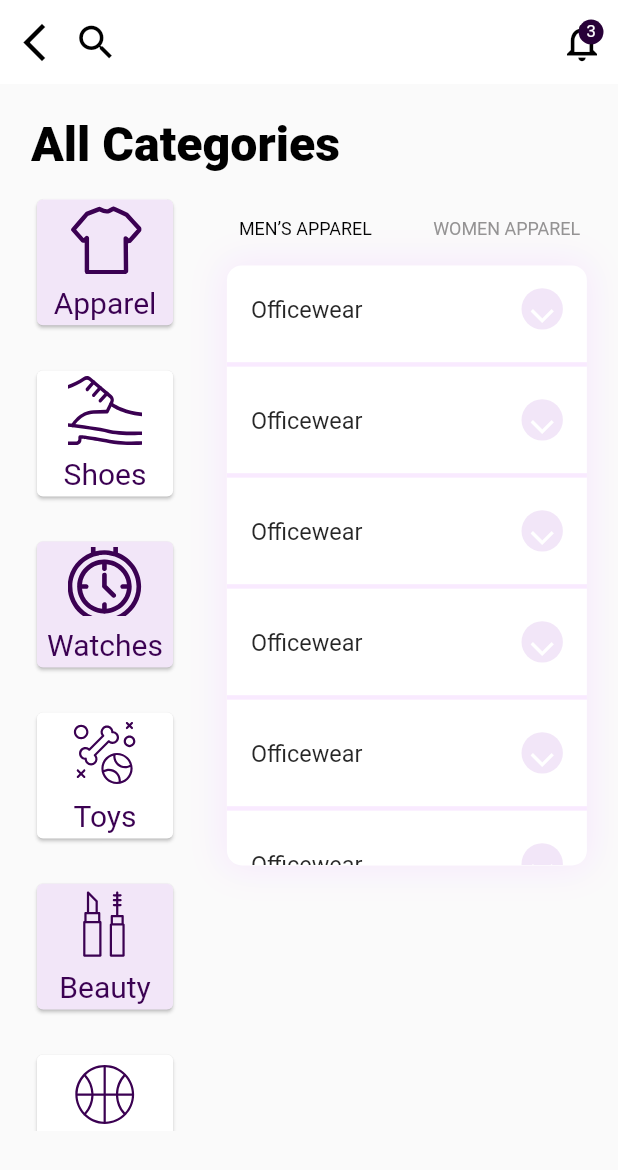
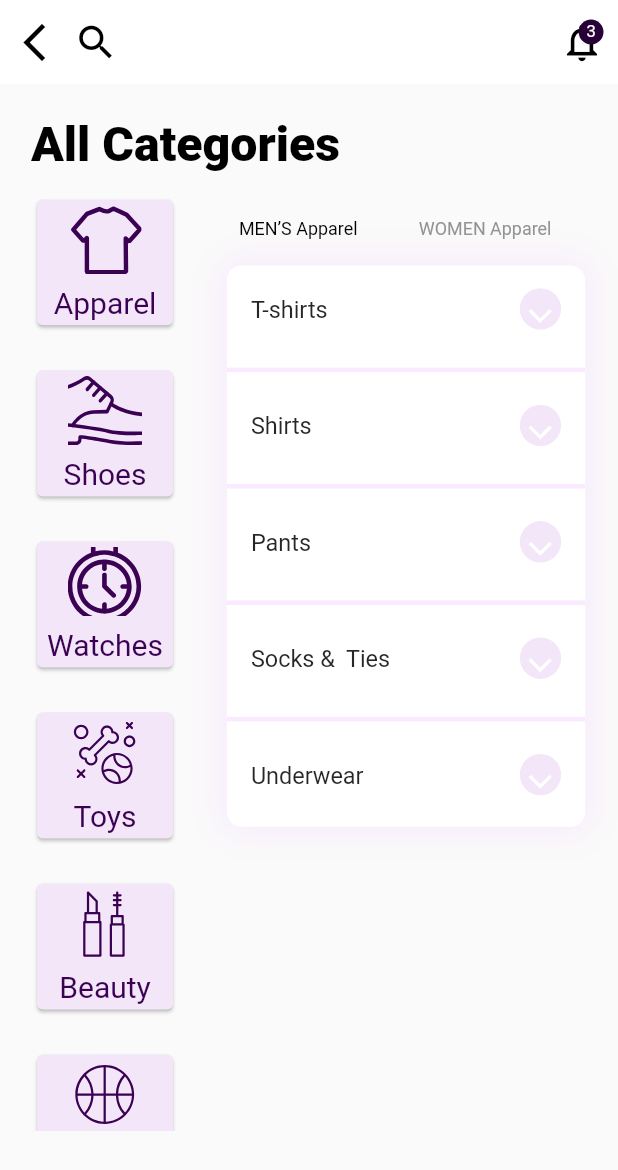
Before and after one commit to Alaabadr44/Shopping-App, a Flutter app: the AllCategoriesScreen screen opened by its route, on a phone screen of 412 x 824 dp. Shown: the top 1170 px of the screen. Run offline on Flutter 3.47's test engine with Material 2 defaults, Android fonts, the light colour scheme and no system bars; our stand-ins replace bloc, carousel_slider, dio, flutter_bloc, flutter_screenutil, flutter_svg and 2 more; accounts and stored records are empty; network calls fail.

Commit message:
try commit by vs code ex

```diff
--- /dev/null
+++ b/lib/Controller/Categoriescubit/categoriescubit_cubit.dart
@@ -0,0 +1,22 @@
+import 'package:bloc/bloc.dart';
+import 'package:flutter/foundation.dart';
+import 'package:flutter/material.dart';
+import 'package:flutter_bloc/flutter_bloc.dart';
+import 'package:meta/meta.dart';
+
+part 'categoriescubit_state.dart';
+
+class CategoriesCubit extends Cubit<CategoriesState> {
+  CategoriesCubit() : super(CategoriesInitial());
+
+  static get(context) => BlocProvider.of<CategoriesCubit>(context);
+
+  int? categoryPressItem;
+  String? secondWord;
+
+  void categoryPress(int index, String word) {
+    categoryPressItem = index;
+    secondWord = word;
+    emit(CategoryPress());
+  }
+}
--- /dev/null
+++ b/lib/Controller/Categoriescubit/categoriescubit_state.dart
@@ -0,0 +1,8 @@
+part of 'categoriescubit_cubit.dart';
+
+@immutable
+abstract class CategoriesState {}
+
+class CategoriesInitial extends CategoriesState {}
+
+class CategoryPress extends CategoriesState {}
--- a/lib/View/Screens/All Categories/AllCategoriesScreen.dart
+++ b/lib/View/Screens/All Categories/AllCategoriesScreen.dart
@@ -1,8 +1,10 @@
 import 'dart:math';
 
 import 'package:flutter/material.dart';
+import 'package:flutter_bloc/flutter_bloc.dart';
 import 'package:flutter_screenutil/flutter_screenutil.dart';
 
+import '../../../Controller/Categoriescubit/categoriescubit_cubit.dart';
 import '../../../helper/MyHelper.dart';
 import '../../../models/CategorieModel.dart';
 import '../../Themes/Colors.dart';
@@ -10,8 +12,9 @@ import '../../widgets/texts.dart';
 import '../HomeScreen/HomePageWidgets.dart';
 import '../HomeScreen/HomeScreen.dart';
 
+// ignore: must_be_immutable
 class AllCategoriesScreen extends StatelessWidget {
-  const AllCategoriesScreen({Key? key}) : super(key: key);
+  AllCategoriesScreen({Key? key}) : super(key: key);
   static String routeName = '/AllCategoriesScreen';
 
   @override
@@ -39,27 +42,10 @@ class AllCategoriesScreen extends StatelessWidget {
                 padding: EdgeInsetsDirectional.only(start: _width * 0.05),
                 height: 680.h,
                 width: 120.w,
-                child: ListView.separated(
-                  shrinkWrap: true,
-                  scrollDirection: Axis.vertical,
-                  // shrinkWrap: true,
-                  itemCount: categories.length,
-                  separatorBuilder: (BuildContext context, int index) {
-                    return sb(h: 24.h);
-                  },
-                  itemBuilder: (BuildContext context, int index) {
-                    bool isPress = index % 2 == 1;
-                    return Container(
-                      height: 100.h,
-                      width: 100.w,
-                      child: buildCategoryItem(
-                        context,
-                        assetPathImage: categories[index].categorieSvgIcon,
-                        categorieName: categories[index].categorieName,
-                        isPress: isPress,
-                        categoriePress: () {},
-                      ),
-                    );
+                child: BlocBuilder<CategoriesCubit, CategoriesState>(
+                  builder: (context, state) {
+                    CategoriesCubit _cubit = CategoriesCubit.get(context);
+                    return categoriesItems(_cubit);
                   },
                 ),
               ),
@@ -67,36 +53,18 @@ class AllCategoriesScreen extends StatelessWidget {
               Column(
                 crossAxisAlignment: CrossAxisAlignment.start,
                 children: [
-                  Row(
-                    children: [
-                      TextButton(
-                        child: Text(
-                          "MEN’S APPAREL",
-                          style: defaultTextStyle(context).copyWith(
-                            color: black,
-                            fontSize: 13.sp,
-                            fontWeight: FontWeight.w400,
-                          ),
-                        ),
-                        onPressed: () {},
-                      ),
-                      sb(w: 25.w),
-                      TextButton(
-                        child: Text(
-                          "WOMEN APPAREL",
-                          style: defaultTextStyle(context).copyWith(
-                            color: Color(0xff939292),
-                            fontSize: 13.sp,
-                            fontWeight: FontWeight.w400,
-                          ),
-                        ),
-                        onPressed: () {},
-                      ),
-                    ],
+                  BlocBuilder<CategoriesCubit, CategoriesState>(
+                    builder: (context, state) {
+                      CategoriesCubit _cubit = CategoriesCubit.get(context);
+                      return menOrWomenTextButton(
+                        context,
+                        secondWord: _cubit.secondWord ?? "Apparel",
+                      );
+                    },
                   ),
                   Container(
-                    height: 400,
-                    width: 240,
+                    height: 407.h,
+                    width: 240.w,
                     decoration: BoxDecoration(
                       color: white,
                       boxShadow: [
@@ -108,8 +76,53 @@ class AllCategoriesScreen extends StatelessWidget {
                       ],
                       borderRadius: BorderRadius.circular(10),
                     ),
-                    child: ListView.separated(
-                      itemCount: 8,
+                    child: BlocBuilder<CategoriesCubit, CategoriesState>(
+                      builder: (context, state) {
+                        CategoriesCubit _cubit = CategoriesCubit.get(context);
+                        return subcategoriesItems(_cubit);
+                      },
+                    ),
+                  )
+                ],
+              )
+            ],
+          )
+        ],
+      ),
+    );
+  }
+}
+
+ListView categoriesItems(CategoriesCubit _cubit) {
+  return ListView.separated(
+    shrinkWrap: true,
+    scrollDirection: Axis.vertical,
+    // shrinkWrap: true,
+    itemCount: categories.length,
+    separatorBuilder: (BuildContext context, int index) {
+      return sb(h: 24.h);
+    },
+    itemBuilder: (BuildContext context, int index) {
+      return Container(
+        height: 100.h,
+        width: 100.w,
+        child: buildCategoryItem(
+          context,
+          assetPathImage: categories[index].categorieSvgIcon,
+          categorieName: categories[index].categorieName,
+          colorPress: index == _cubit.categoryPressItem ? white : null,
+          categoriePress: () {
+            _cubit.categoryPress(index, categories[index].categorieName);
+          },
+        ),
+      );
+    },
+  );
+}
+
+ListView subcategoriesItems(CategoriesCubit _cubit) {
+  return ListView.separated(
+    itemCount: categories.length,
     separatorBuilder: (BuildContext context, int index) {
       return Divider(
         color: dividerColor!.withOpacity(0.5),
@@ -117,14 +130,25 @@ class AllCategoriesScreen extends StatelessWidget {
       );
     },
     itemBuilder: (BuildContext context, int index) {
-                        return ExpansionTile(
+      return Container(
+        width: 240.w,
+        height: 67.h,
+        child: ExpansionTile(
           title: Text(
-                            "Officewear",
-                            style: defaultTextStyle(context).copyWith(
-                                fontSize: 17.sp, fontWeight: FontWeight.w400),
+            categories[_cubit.categoryPressItem ?? 0].subCategoryType![index],
+            style: defaultTextStyle(context)
+                .copyWith(fontSize: 17.sp, fontWeight: FontWeight.w400),
           ),
           backgroundColor: white,
-                          trailing: CircleAvatar(
+          trailing: bottomArrow(),
+        ),
+      );
+    },
+  );
+}
+
+CircleAvatar bottomArrow() {
+  return CircleAvatar(
     backgroundColor: secondaryColor,
     radius: 15.r,
     child: Center(
@@ -138,17 +162,40 @@ class AllCategoriesScreen extends StatelessWidget {
         ),
       ),
     ),
-                          ),
-                        );
-                      },
-                    ),
-                  )
-                ],
-              )
-            ],
-          )
-        ],
-      ),
   );
 }
+
+Row menOrWomenTextButton(
+  BuildContext context, {
+  void Function()? menPress,
+  void Function()? womenPress,
+  required String? secondWord,
+}) {
+  return Row(
+    children: [
+      TextButton(
+        child: Text(
+          "MEN’S " + (secondWord ?? ""),
+          style: defaultTextStyle(context).copyWith(
+            color: black,
+            fontSize: 13.sp,
+            fontWeight: FontWeight.w400,
+          ),
+        ),
+        onPressed: menPress ?? () {},
+      ),
+      sb(w: 25.w),
+      TextButton(
+        child: Text(
+          "WOMEN " + (secondWord ?? ""),
+          style: defaultTextStyle(context).copyWith(
+            color: Color(0xff939292),
+            fontSize: 13.sp,
+            fontWeight: FontWeight.w400,
+          ),
+        ),
+        onPressed: womenPress ?? () {},
+      ),
+    ],
+  );
 }
--- a/lib/View/Screens/HomeScreen/HomePageWidgets.dart
+++ b/lib/View/Screens/HomeScreen/HomePageWidgets.dart
@@ -255,10 +255,10 @@ Card buildCategoryItem(
   required String assetPathImage,
   required String categorieName,
   void Function()? categoriePress,
-  bool isPress = false,
+  Color? colorPress ,
 }) {
   return Card(
-    color: !isPress ? secondaryColor : white,
+    color: colorPress ?? secondaryColor ,
     child: Container(
       height: 97.h,
       width: 90.w,
--- a/lib/main.dart
+++ b/lib/main.dart
@@ -4,12 +4,11 @@ import 'package:flutter_screenutil/flutter_screenutil.dart';
 import 'package:google_fonts/google_fonts.dart';
 
 import 'Controller/Auth/auth_cubit.dart';
+import 'Controller/Categoriescubit/categoriescubit_cubit.dart';
 import 'Controller/Home/home_cubit.dart';
 import 'Controller/bolcobserver.dart';
 import 'View/Screens/HomeScreen/HomeScreen.dart';
 import 'View/Themes/Route.dart';
-
-
 
 void main() {
   WidgetsFlutterBinding.ensureInitialized();
@@ -30,6 +29,9 @@ class MyApp extends StatelessWidget {
           BlocProvider<HomeCubit>(
             create: (context) => HomeCubit(),
           ),
+          BlocProvider<CategoriesCubit>(
+            create: (context) => CategoriesCubit(),
+          )
         ],
         child: MaterialApp(
           debugShowCheckedModeBanner: false,
--- a/lib/models/CategorieModel.dart
+++ b/lib/models/CategorieModel.dart
@@ -14,27 +14,85 @@ List<CategorieModel> categories = [
   CategorieModel(
     categorieName: "Apparel",
     categorieSvgIcon: "assets/All Categorie/Group 304.svg",
-    subCategoryType:["T-shirts","Shirts","Pants","Socks &  Ties","Underwear","Jackets","Coats","Sweaters"]
+    subCategoryType: [
+      "T-shirts",
+      "Shirts",
+      "Pants",
+      "Socks &  Ties",
+      "Underwear",
+      "Jackets",
+      "Coats",
+      "Sweaters"
+    ],
   ),
   CategorieModel(
     categorieName: "Shoes",
     categorieSvgIcon: "assets/All Categorie/Shoes.svg",
-    subCategoryType: ["",""]
+    subCategoryType: [
+      "T-shirts",
+      "Shirts",
+      "Pants",
+      "Socks &  Ties",
+      "Underwear",
+      "Jackets",
+      "Coats",
+      "Sweaters"
+    ],
   ),
   CategorieModel(
     categorieName: "Watches",
     categorieSvgIcon: "assets/All Categorie/Watches.svg",
+    subCategoryType: [
+      "T-shirts",
+      "Shirts",
+      "Pants",
+      "Socks &  Ties",
+      "Underwear",
+      "Jackets",
+      "Coats",
+      "Sweaters"
+    ],
   ),
   CategorieModel(
     categorieName: "Toys",
     categorieSvgIcon: "assets/All Categorie/Toys.svg",
+    subCategoryType: [
+      "T-shirts",
+      "Shirts",
+      "Pants",
+      "Socks &  Ties",
+      "Underwear",
+      "Jackets",
+      "Coats",
+      "Sweaters"
+    ],
   ),
   CategorieModel(
     categorieName: "Beauty",
     categorieSvgIcon: "assets/All Categorie/Beauty.svg",
+    subCategoryType: [
+      "T-shirts",
+      "Shirts",
+      "Pants",
+      "Socks &  Ties",
+      "Underwear",
+      "Jackets",
+      "Coats",
+      "Sweaters"
+    ],
   ),
   CategorieModel(
     categorieName: "Sports",
     categorieSvgIcon: "assets/All Categorie/Sports.svg",
+    subCategoryType: [
+      "T-shirts",
+      "Shirts",
+      "Pants",
+      "Socks &  Ties",
+      "Underwear",
+      "Jackets",
+      "Coats",
+      "Sweaters"
+    ],
   ),
 ];
```
Lines whose indentation alone changed are shown as unchanged.
